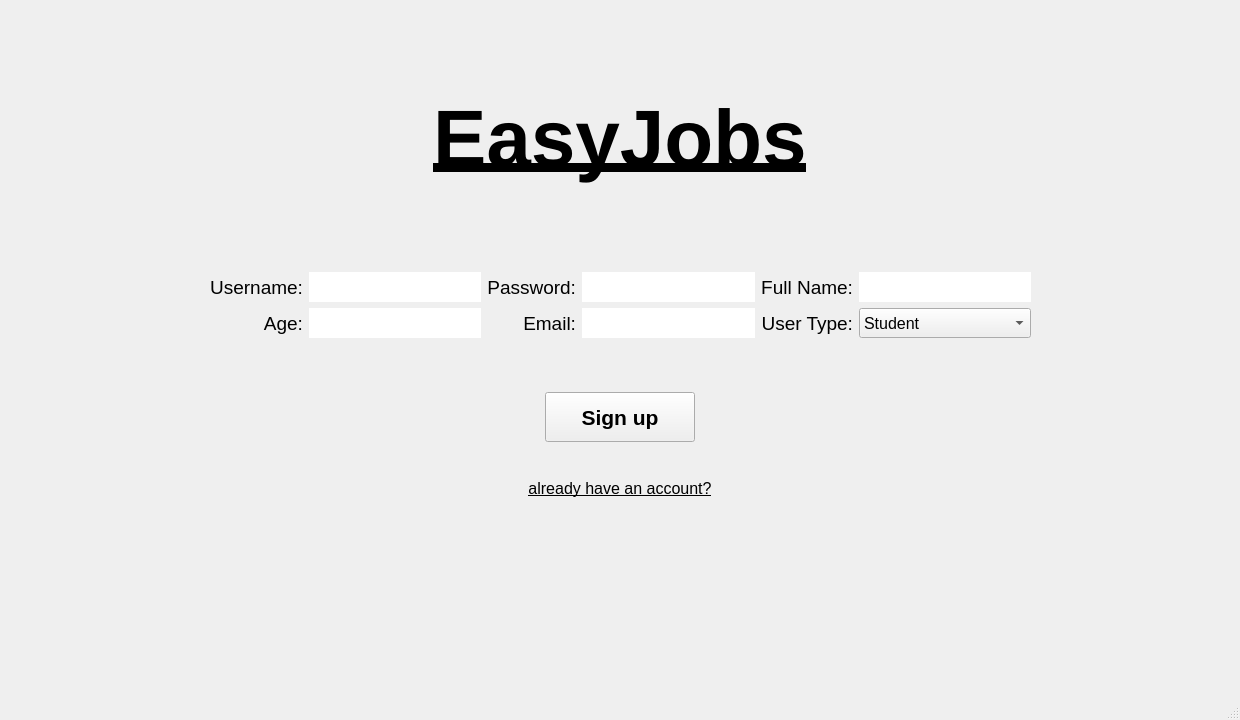
Old version of the form ui/signup.ui in the repository IvnGenza/EasyJob_39.
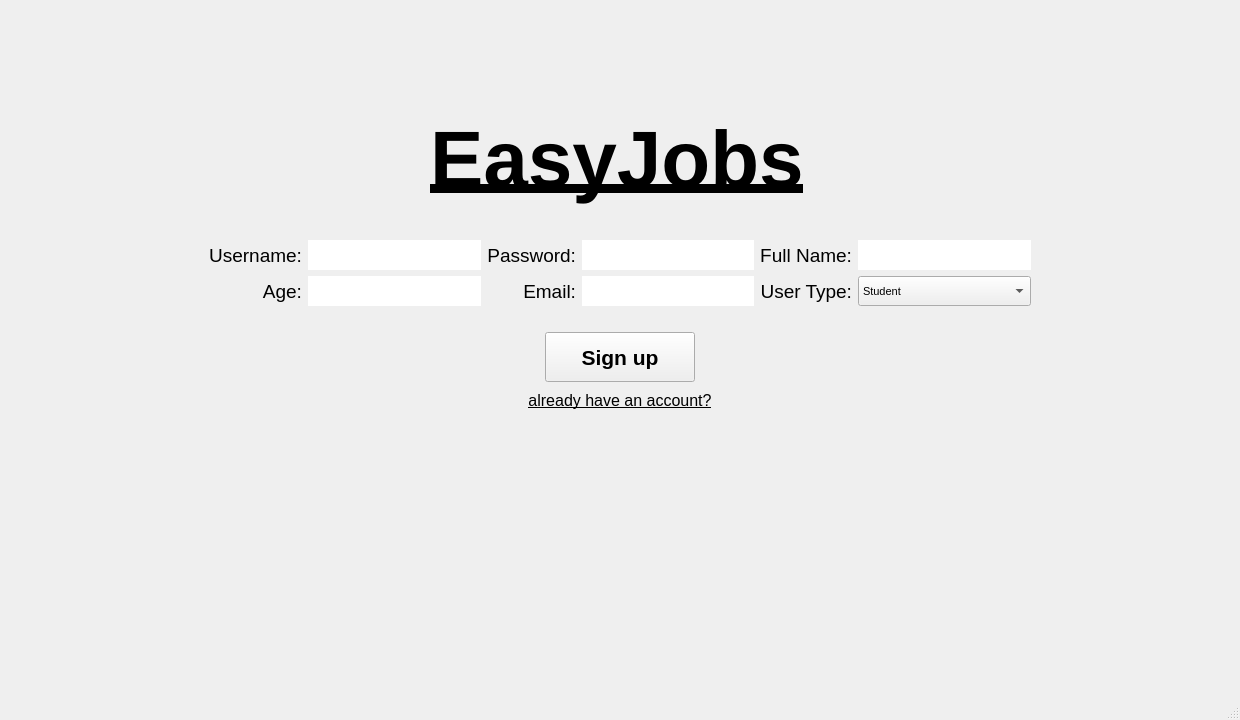
New version of the form.

```diff
--- a/ui/signup.ui
+++ b/ui/signup.ui
@@ -10,6 +10,12 @@
     <height>720</height>
    </rect>
   </property>
+  <property name="sizePolicy">
+   <sizepolicy hsizetype="Expanding" vsizetype="Expanding">
+    <horstretch>0</horstretch>
+    <verstretch>0</verstretch>
+   </sizepolicy>
+  </property>
   <property name="minimumSize">
    <size>
     <width>1240</width>
@@ -26,22 +32,24 @@
    <string>MainWindow</string>
   </property>
   <widget class="QWidget" name="centralwidget">
-   <widget class="QWidget" name="">
-    <property name="geometry">
-     <rect>
-      <x>10</x>
-      <y>10</y>
-      <width>1221</width>
-      <height>521</height>
-     </rect>
-    </property>
+   <layout class="QVBoxLayout" name="verticalLayout">
+    <item>
     <layout class="QVBoxLayout" name="verticalLayout_2">
+      <property name="bottomMargin">
+       <number>200</number>
+      </property>
      <item alignment="Qt::AlignHCenter">
       <widget class="QLabel" name="easy_job_lable">
+        <property name="minimumSize">
+         <size>
+          <width>380</width>
+          <height>150</height>
+         </size>
+        </property>
        <property name="maximumSize">
         <size>
-         <width>16777215</width>
-         <height>200</height>
+          <width>380</width>
+          <height>150</height>
         </size>
        </property>
        <property name="font">
@@ -124,7 +132,8 @@
          </property>
          <property name="font">
           <font>
-           <pointsize>12</pointsize>
+            <pointsize>6</pointsize>
+            <kerning>true</kerning>
           </font>
          </property>
          <property name="frame">
@@ -154,7 +163,8 @@
          </property>
          <property name="font">
           <font>
-           <pointsize>12</pointsize>
+            <pointsize>6</pointsize>
+            <kerning>true</kerning>
           </font>
          </property>
          <property name="frame">
@@ -184,7 +194,8 @@
          </property>
          <property name="font">
           <font>
-           <pointsize>12</pointsize>
+            <pointsize>6</pointsize>
+            <kerning>true</kerning>
           </font>
          </property>
          <property name="frame">
@@ -298,7 +309,8 @@
          </property>
          <property name="font">
           <font>
-           <pointsize>12</pointsize>
+            <pointsize>6</pointsize>
+            <kerning>true</kerning>
           </font>
          </property>
          <property name="frame">
@@ -328,7 +340,8 @@
          </property>
          <property name="font">
           <font>
-           <pointsize>12</pointsize>
+            <pointsize>6</pointsize>
+            <kerning>true</kerning>
           </font>
          </property>
          <property name="frame">
@@ -361,9 +374,25 @@
          </property>
          <property name="font">
           <font>
-           <pointsize>12</pointsize>
-          </font>
-         </property>
+            <pointsize>8</pointsize>
+            <kerning>true</kerning>
+           </font>
+          </property>
+          <property name="cursor">
+           <cursorShape>PointingHandCursor</cursorShape>
+          </property>
+          <property name="styleSheet">
+           <string notr="true"/>
+          </property>
+          <property name="currentText">
+           <string>Student</string>
+          </property>
+          <property name="maxVisibleItems">
+           <number>10</number>
+          </property>
+          <property name="placeholderText">
+           <string/>
+          </property>
          <item>
           <property name="text">
            <string>Student</string>
@@ -446,7 +475,8 @@
       </widget>
      </item>
     </layout>
-   </widget>
+    </item>
+   </layout>
   </widget>
   <widget class="QMenuBar" name="menubar">
    <property name="geometry">
```
Left out of the diff: 26 changed lines with no effect on the pictures. Lines whose indentation alone changed are shown as unchanged.
